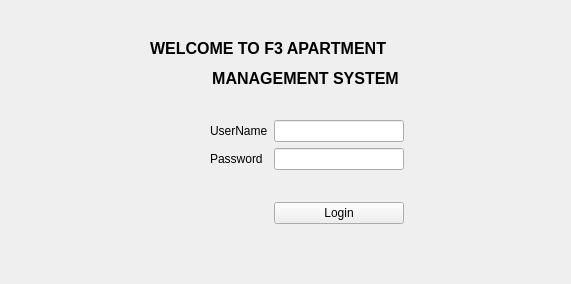
Qt form FrmLogin.ui (FarchanS/PBE-kel5-apartment) before a commit.
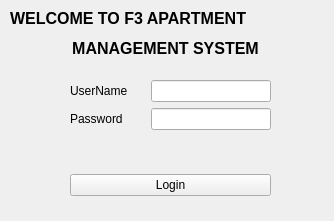
The same form after that commit.

Patch:
```diff
--- a/FrmLogin.ui
+++ b/FrmLogin.ui
@@ -6,10 +6,16 @@
    <rect>
     <x>0</x>
     <y>0</y>
-    <width>571</width>
-    <height>284</height>
+    <width>334</width>
+    <height>221</height>
    </rect>
   </property>
+  <property name="maximumSize">
+   <size>
+    <width>334</width>
+    <height>221</height>
+   </size>
+  </property>
   <property name="windowTitle">
    <string>Login</string>
   </property>
@@ -17,13 +23,16 @@
    <widget class="QWidget" name="formLayoutWidget">
     <property name="geometry">
      <rect>
-      <x>210</x>
-      <y>120</y>
-      <width>194</width>
-      <height>112</height>
+      <x>70</x>
+      <y>80</y>
+      <width>201</width>
+      <height>81</height>
      </rect>
     </property>
     <layout class="QFormLayout" name="formLayout">
+     <property name="horizontalSpacing">
+      <number>23</number>
+     </property>
      <item row="0" column="0">
       <widget class="QLabel" name="userNameLabel">
        <property name="text">
@@ -48,33 +57,13 @@
        </property>
       </widget>
      </item>
-     <item row="3" column="1">
-      <widget class="QPushButton" name="PB_login">
-       <property name="text">
-        <string>Login</string>
-       </property>
-      </widget>
-     </item>
-     <item row="2" column="1">
-      <spacer name="horizontalSpacer">
-       <property name="orientation">
-        <enum>Qt::Horizontal</enum>
-       </property>
-       <property name="sizeHint" stdset="0">
-        <size>
-         <width>40</width>
-         <height>20</height>
-        </size>
-       </property>
-      </spacer>
-     </item>
     </layout>
    </widget>
    <widget class="QLabel" name="label">
     <property name="geometry">
      <rect>
-      <x>150</x>
-      <y>40</y>
+      <x>10</x>
+      <y>10</y>
       <width>311</width>
       <height>16</height>
      </rect>
@@ -93,8 +82,8 @@
    <widget class="QLabel" name="label_2">
     <property name="geometry">
      <rect>
-      <x>150</x>
-      <y>70</y>
+      <x>10</x>
+      <y>40</y>
       <width>311</width>
       <height>16</height>
      </rect>
@@ -113,31 +102,24 @@
      <set>Qt::AlignCenter</set>
     </property>
    </widget>
-   <widget class="QPushButton" name="PB_testcon">
+   <widget class="QWidget" name="horizontalLayoutWidget">
     <property name="geometry">
      <rect>
-      <x>260</x>
-      <y>330</y>
-      <width>127</width>
-      <height>28</height>
+      <x>70</x>
+      <y>170</y>
+      <width>201</width>
+      <height>31</height>
      </rect>
     </property>
-    <property name="text">
-     <string>Login</string>
-    </property>
-   </widget>
-   <widget class="QPushButton" name="PB_msgbox">
-    <property name="geometry">
-     <rect>
-      <x>120</x>
-      <y>320</y>
-      <width>93</width>
-      <height>28</height>
-     </rect>
-    </property>
-    <property name="text">
-     <string>PushButton</string>
-    </property>
+    <layout class="QHBoxLayout" name="horizontalLayout">
+     <item>
+      <widget class="QPushButton" name="PB_login">
+       <property name="text">
+        <string>Login</string>
+       </property>
+      </widget>
+     </item>
+    </layout>
    </widget>
   </widget>
  </widget>
```
